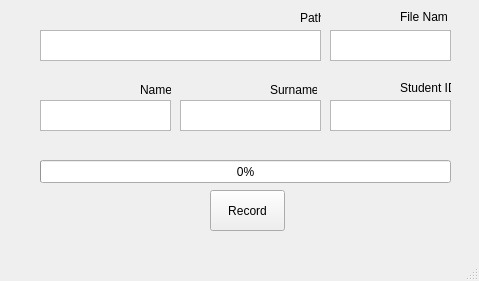
Old version of the form ui/base.ui in the repository ThanabordeeN/AdvancPython_Tutoring.
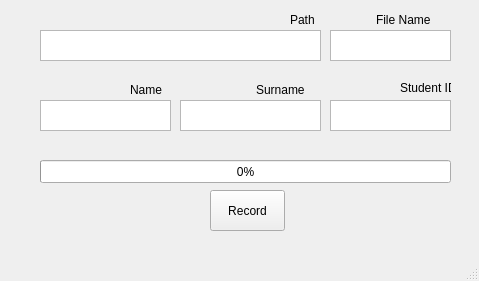
New version of the form.

Diff of the .ui file:
```diff
--- a/ui/base.ui
+++ b/ui/base.ui
@@ -96,10 +96,10 @@
    <widget class="QLabel" name="label">
     <property name="geometry">
      <rect>
-      <x>300</x>
+      <x>290</x>
       <y>10</y>
-      <width>21</width>
-      <height>16</height>
+      <width>31</width>
+      <height>20</height>
      </rect>
     </property>
     <property name="text">
@@ -109,9 +109,9 @@
    <widget class="QLabel" name="label_3">
     <property name="geometry">
      <rect>
-      <x>270</x>
+      <x>256</x>
       <y>80</y>
-      <width>47</width>
+      <width>61</width>
       <height>20</height>
      </rect>
     </property>
@@ -122,9 +122,9 @@
    <widget class="QLabel" name="label_4">
     <property name="geometry">
      <rect>
-      <x>140</x>
+      <x>130</x>
       <y>80</y>
-      <width>31</width>
+      <width>41</width>
       <height>20</height>
      </rect>
     </property>
@@ -148,10 +148,10 @@
    <widget class="QLabel" name="label_2">
     <property name="geometry">
      <rect>
-      <x>400</x>
+      <x>376</x>
       <y>10</y>
-      <width>47</width>
-      <height>13</height>
+      <width>71</width>
+      <height>20</height>
      </rect>
     </property>
     <property name="text">
```
Left out of the diff: 2 changed lines with no effect on the pictures.
